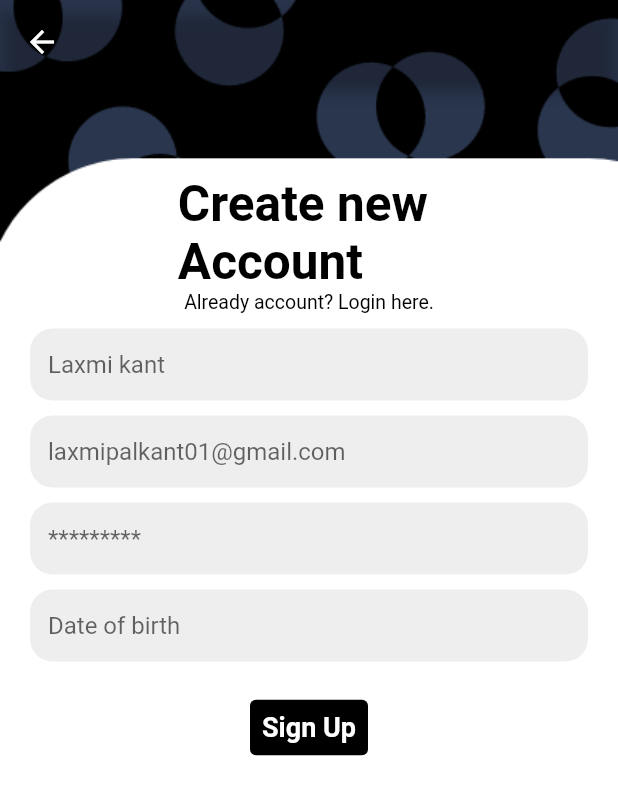
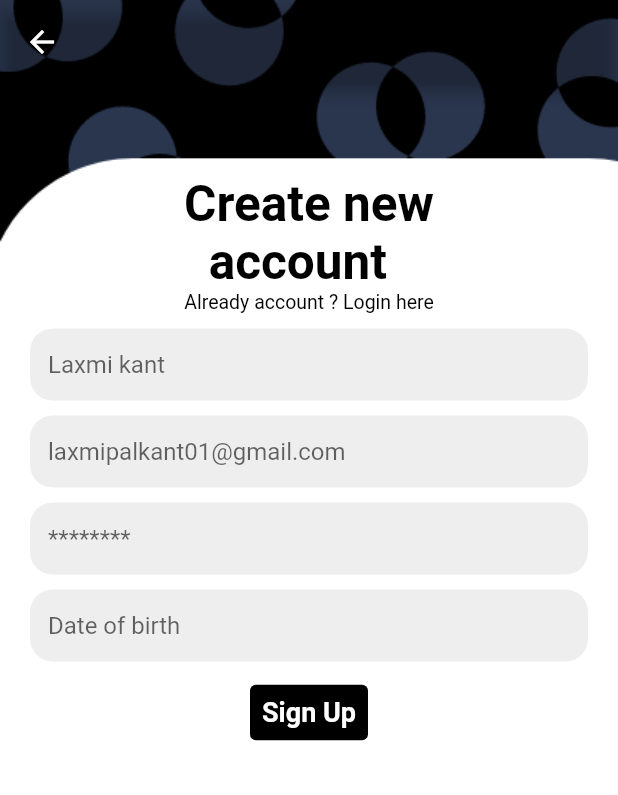
Before and after one commit to codewith-fun/flutter-app, a Flutter app: the screen it shows after launch, after a tap on "Sign In", on a phone screen of 412 x 824 dp. Shown: the top 795 px of the screen. Run offline on Flutter 3.47's test engine with Material 2 defaults, Android fonts, the phone set to English and light mode, and no system bars.

```diff
--- a/test_app/lib/home/Login.dart
+++ b/test_app/lib/home/Login.dart
@@ -13,15 +13,16 @@ class _LoginState extends State<Login> {
     return Container(
       decoration: BoxDecoration(
         image: DecorationImage(
-          image: AssetImage('assets/login.png'),fit: BoxFit.cover)),
+          image: AssetImage('assets/login.png'),fit: BoxFit.cover
+        ),
+      ),
       child: Scaffold(
         backgroundColor: Colors.transparent,
         body: Stack(
           children: [
             Container(
-                padding: EdgeInsets.only( left: 0,top: 120),
-                child:
-                 Column(
+              padding: EdgeInsets.only(left: 0,top: 120),
+              child: Column(
                 crossAxisAlignment: CrossAxisAlignment.start,
                 children: [
                   Container(
@@ -29,8 +30,7 @@ class _LoginState extends State<Login> {
                     alignment: Alignment.center,
                   )
                 ],
-                 )
-
+              ),
             ),
             InputData(context)
           ],
@@ -39,12 +39,13 @@ class _LoginState extends State<Login> {
     );
   }
 
-  SingleChildScrollView InputData(BuildContext context) {
+  SingleChildScrollView InputData(BuildContext context){
     return SingleChildScrollView(
       child: Column(
         children: [
           Container(
             padding: EdgeInsets.only(top: MediaQuery.of(context).size.height*0.4,left: 20,right: 20),
+            alignment: Alignment.center,
             child: Column(
               crossAxisAlignment: CrossAxisAlignment.center,
               children: [
@@ -52,14 +53,15 @@ class _LoginState extends State<Login> {
                     color: Colors.black,
                   fontSize: 33,
                   fontWeight: FontWeight.w700
-                      )),
+                ),
+                ),
                 Text("Sign in to continue.",style: TextStyle(
                     color: Colors.black,
                     fontSize: 13,
                     fontWeight: FontWeight.normal
-                      )),
-                      SizedBox(height: 10),
-
+                ),
+                ),
+                SizedBox(height: 10,),
                 TextField(
                   decoration: InputDecoration(
                     hintText: 'Please enter your email',
@@ -67,11 +69,11 @@ class _LoginState extends State<Login> {
                     filled: true,
                     border: UnderlineInputBorder(
                       borderSide: BorderSide.none,
-                            borderRadius: BorderRadius.circular(15),
+                      borderRadius: BorderRadius.circular(15)
                     )
                   ),
                 ),
-                      SizedBox(height: 10),
+                SizedBox(height: 10,),
                 TextField(
                   obscureText: true,
                   decoration: InputDecoration(
@@ -80,74 +82,48 @@ class _LoginState extends State<Login> {
                       filled: true,
                       border: UnderlineInputBorder(
                           borderSide: BorderSide.none,
-                              borderRadius: BorderRadius.circular(15),
+                          borderRadius: BorderRadius.circular(15)
                       )
                   ),
                 ),
-                      SizedBox(height: 10),
+                SizedBox(height: 10,),
                 Column(
-                      children:  [
-                        TextButton(onPressed: (){
-
+                  children: [
+                    TextButton(
+                        onPressed: (){
+                          Navigator.pushNamed(context, 'register');
                         },
-                          child:  new TextButton(onPressed: (){
-                            Navigator.pushNamed(context, 'register');
-                          }, child: Text("Sign In",
-                          style: TextStyle(
+                        child: Text('Sign In',style: TextStyle(
                           fontSize: 18,
                           color: Colors.white,
                           fontWeight: FontWeight.w700
                         ),
-
                         ),
                       style: ButtonStyle(
                         backgroundColor: MaterialStateProperty.all(Colors.black)
                       ),
                     ),
-                        ),
+
                   ],
                 ),
-                      SizedBox(height:10),
+                SizedBox(height: 15,),
                 Column(
-                        children:  [
-                        Text("Forgot password?",style: TextStyle(
+                  children: [
+                    Text(" Forget password?",style: TextStyle(
                       color: Colors.black,
                       fontWeight: FontWeight.normal
                     ),),
-                          Text("Sign up",style: TextStyle(
+                    Text("Sign Up",style: TextStyle(
                         color: Colors.black,
                         fontWeight: FontWeight.normal
-                              ),),
+                    ),)
                   ],
                 )
               ],
             ),
-                ),
+          )
         ],
       ),
     );
   }
-
-  Container AppContainer(BuildContext context){
-    return Container(
-      color: Colors.blueAccent,
-      child: Scaffold(
-        backgroundColor: Colors.transparent,
-        body: Stack(
-          children: [
-            Container(
-                padding: EdgeInsets.only( left: 33,top: 120),
-                child:
-                Text('Welcome\nBack', style: TextStyle(
-                    color: Colors.white,
-                    fontSize: 18
-                ),)
-
-            ),
-            InputData(context)
-          ],
-        ),
-      ),
-    );
 }
-}
--- a/test_app/lib/home/Register.dart
+++ b/test_app/lib/home/Register.dart
@@ -13,7 +13,9 @@ class _RegisterState extends State<Register> {
     return Container(
       decoration: BoxDecoration(
         image: DecorationImage(
-              image: AssetImage('assets/register.png'),fit: BoxFit.cover),),
+          image: AssetImage('assets/register.png'),fit: BoxFit.cover,
+        )
+      ),
       child: Scaffold(
         backgroundColor: Colors.transparent,
         appBar: AppBar(
@@ -29,27 +31,29 @@ class _RegisterState extends State<Register> {
     );
   }
 
-  SingleChildScrollView InputData(BuildContext context) {
+  SingleChildScrollView InputData(BuildContext context){
     return SingleChildScrollView(
       child: Column(
         children: [
           Container(
             padding: EdgeInsets.only(top: 60,left: 20,right: 20),
+            alignment: Alignment.center,
             child: Column(
               crossAxisAlignment: CrossAxisAlignment.center,
               children: [
-                Text("Create new \nAccount",style: TextStyle(
+                Text("Create new\n  account",style: TextStyle(
                     color: Colors.black,
                     fontSize: 33,
                     fontWeight: FontWeight.w700
-                )),
-                Text("Already account? Login here.",style: TextStyle(
+                ),
+                ),
+                Text("Already account ? Login here",style: TextStyle(
                     color: Colors.black,
                     fontSize: 13,
                     fontWeight: FontWeight.normal
-                )),
-                SizedBox(height: 10),
-
+                ),
+                ),
+                SizedBox(height: 10,),
                 TextField(
                   decoration: InputDecoration(
                       hintText: 'Laxmi kant',
@@ -57,11 +61,11 @@ class _RegisterState extends State<Register> {
                       filled: true,
                       border: UnderlineInputBorder(
                           borderSide: BorderSide.none,
-                        borderRadius: BorderRadius.circular(15),
+                          borderRadius: BorderRadius.circular(15)
                       )
                   ),
                 ),
-                SizedBox(height: 10),
+                SizedBox(height: 10,),
                 TextField(
                   obscureText: false,
                   decoration: InputDecoration(
@@ -70,44 +74,44 @@ class _RegisterState extends State<Register> {
                       filled: true,
                       border: UnderlineInputBorder(
                           borderSide: BorderSide.none,
-                        borderRadius: BorderRadius.circular(15),
+                          borderRadius: BorderRadius.circular(15)
                       )
                   ),
                 ),
-                SizedBox(height: 10),
+                SizedBox(height: 10,),
                 TextField(
                   obscureText: true,
                   decoration: InputDecoration(
-                      hintText: '*********',
+                      hintText: '********',
                       fillColor: Colors.grey.shade200,
                       filled: true,
                       border: UnderlineInputBorder(
                           borderSide: BorderSide.none,
-                        borderRadius: BorderRadius.circular(15),
+                          borderRadius: BorderRadius.circular(15)
                       )
                   ),
                 ),
-                SizedBox(height: 10),
+                SizedBox(height: 10,),
                 TextField(
+                  obscureText: true,
                   decoration: InputDecoration(
                       hintText: 'Date of birth',
                       fillColor: Colors.grey.shade200,
                       filled: true,
                       border: UnderlineInputBorder(
                           borderSide: BorderSide.none,
-                        borderRadius: BorderRadius.circular(15),
+                          borderRadius: BorderRadius.circular(15)
                       )
                   ),
                 ),
-                SizedBox(height: 10),
-                Container(
-                  padding: EdgeInsets.only(top: 10,left: 20,right: 20),
-                  child: Column(
-                    children:  [
-                        TextButton(onPressed: (){
+                SizedBox(height: 10,),
+                Column(
+                  children: [
+                    TextButton(
+                      onPressed: (){
                         Navigator.pushNamed(context, 'home');
-                        }, child: Text("Sign Up",
-                          style: TextStyle(
+                      },
+                      child: Text('Sign Up',style: TextStyle(
                           fontSize: 18,
                           color: Colors.white,
                           fontWeight: FontWeight.w700
@@ -120,11 +124,9 @@ class _RegisterState extends State<Register> {
 
                   ],
                 ),
-
-                ),
               ],
             ),
-          ),
+          )
         ],
       ),
     );
--- a/test_app/lib/main.dart
+++ b/test_app/lib/main.dart
@@ -9,11 +9,10 @@ class MyApp extends StatelessWidget {
   @override
   Widget build(BuildContext context) {
     return MaterialApp(
-       debugShowCheckedModeBanner: false,
+      debugShowCheckedModeBanner: false,
       initialRoute: 'home',
-      color: Colors.amberAccent,
       routes: {
-         'home':(context)=> Login(),
+        'home':(context)=> Login(),
         'register':(context)=> Register()
       },
     );
```
Also changed, not shown: test_app/lib/AppTheme.dart (deleted, +0 -29 lines). Lines whose indentation alone changed are shown as unchanged.
